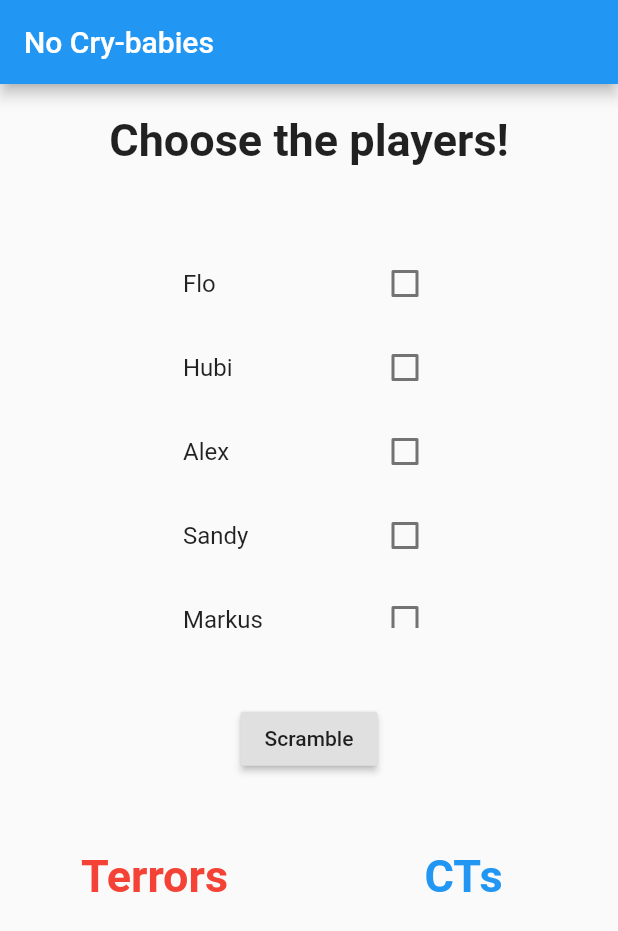
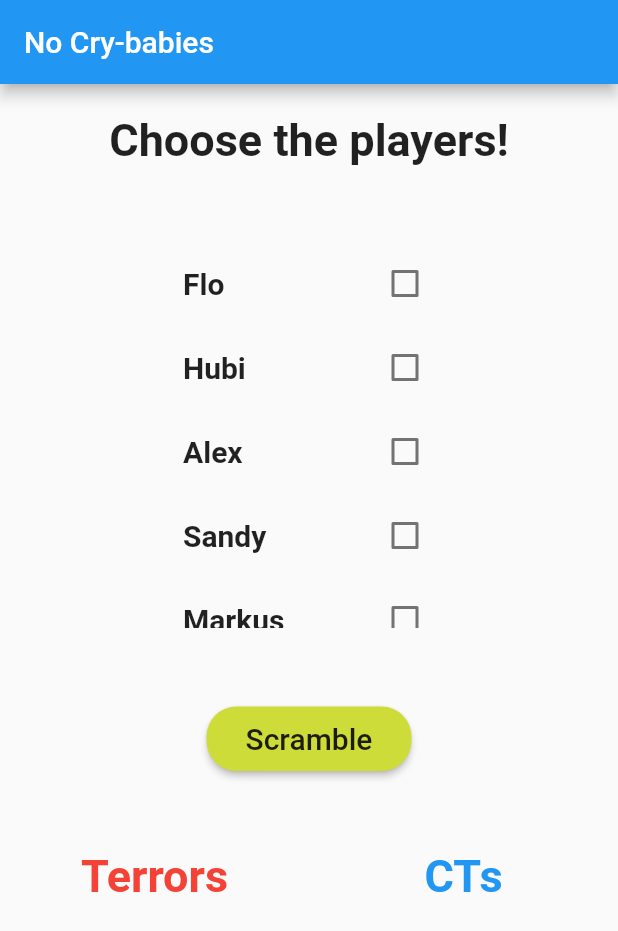
Before and after one commit to diveflo/fair-teams-ai, a Flutter app: the screen it shows after launch, on a phone screen of 412 x 824 dp. Shown: the top 931 px of the screen. Run offline on Flutter 3.47's test engine with Material 2 defaults, Android fonts, the phone set to English and light mode, and no system bars.

Commit message:
Design improvements

```diff
--- a/frontend/lib/playerSelection.dart
+++ b/frontend/lib/playerSelection.dart
@@ -53,7 +53,9 @@ class _PlayerSelectionState extends State<PlayerSelection> {
               itemCount: players.length,
               itemBuilder: (BuildContext context, int index) {
                 return new CheckboxListTile(
-                  title: Text(players[index].name),
+                  title: Text(players[index].name,
+                      style:
+                          TextStyle(fontSize: 20, fontWeight: FontWeight.bold)),
                   value: players[index].isSelected,
                   onChanged: (bool value) {
                     setState(() {
@@ -68,7 +70,16 @@ class _PlayerSelectionState extends State<PlayerSelection> {
         Padding(
           padding: EdgeInsets.all(50),
           child: RaisedButton(
-            child: Text("Scramble"),
+            color: Colors.lime,
+            shape:
+                RoundedRectangleBorder(borderRadius: BorderRadius.circular(20)),
+            child: Padding(
+              padding: const EdgeInsets.all(10.0),
+              child: Text(
+                "Scramble",
+                style: TextStyle(fontSize: 20),
+              ),
+            ),
             onPressed: () {
               setState(() {
                 List<Player> activePlayers =
@@ -151,7 +162,11 @@ class Team extends StatelessWidget {
                 return ListTile(
                   title: Align(
                     alignment: Alignment.center,
-                    child: Text(team[index].name),
+                    child: Text(
+                      team[index].name,
+                      style:
+                          TextStyle(fontSize: 20, fontWeight: FontWeight.bold),
+                    ),
                   ),
                 );
               },
```
